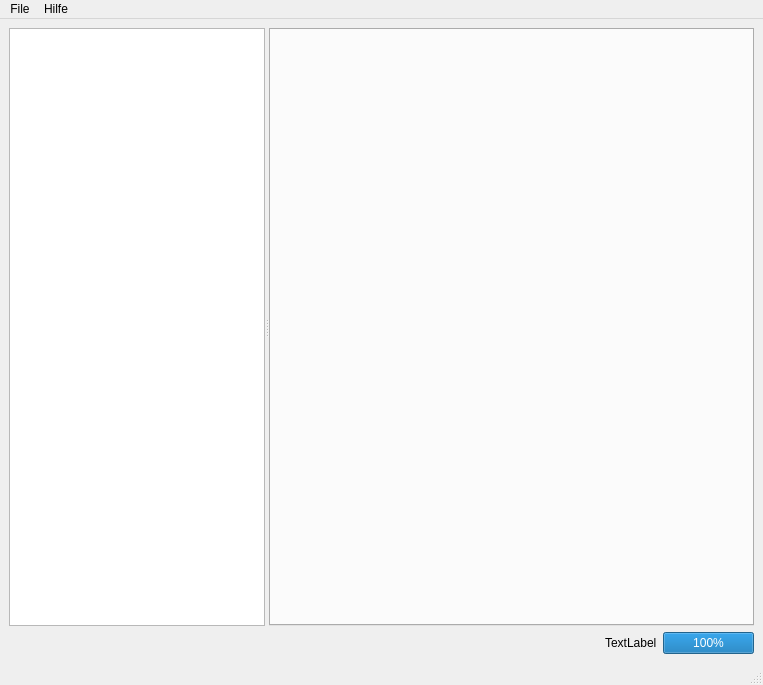
Qt form src/main/python-designer/main-window.ui (JJBlue/Reconstruction_Visualisation) before a commit.
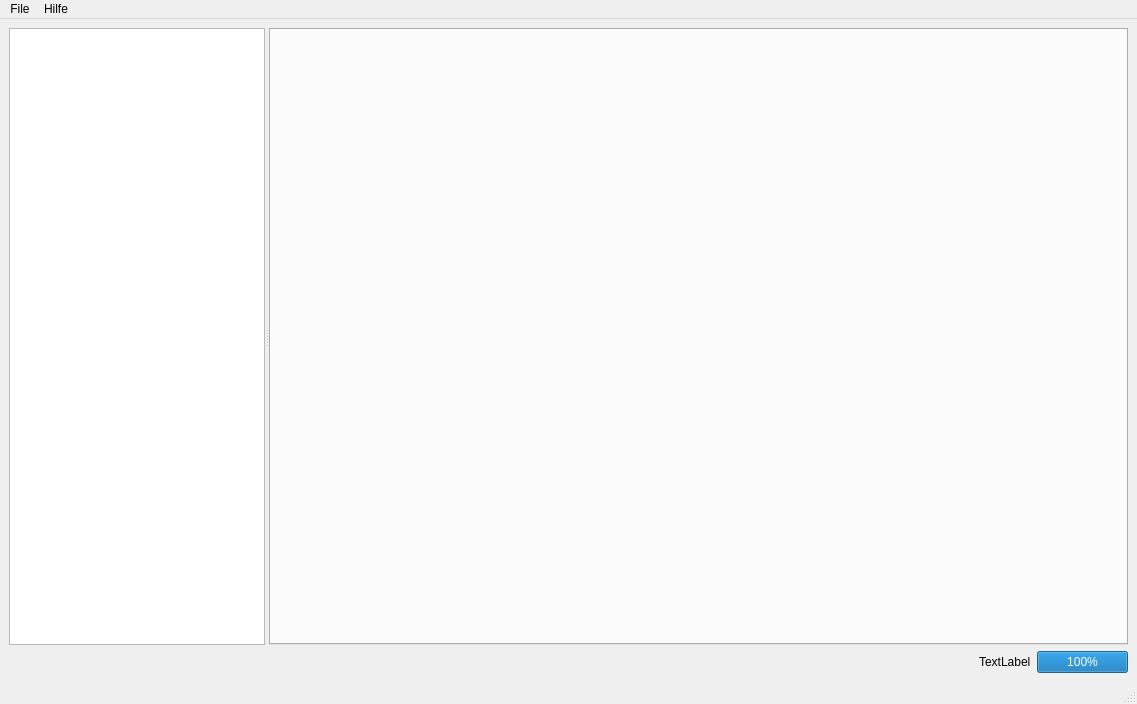
The same form after that commit.

```diff
--- a/src/main/python-designer/main-window.ui
+++ b/src/main/python-designer/main-window.ui
@@ -6,8 +6,8 @@
    <rect>
     <x>0</x>
     <y>0</y>
-    <width>763</width>
-    <height>685</height>
+    <width>1137</width>
+    <height>704</height>
    </rect>
   </property>
   <property name="sizePolicy">
@@ -60,6 +60,9 @@
          <verstretch>0</verstretch>
         </sizepolicy>
        </property>
+       <property name="headerHidden">
+        <bool>true</bool>
+       </property>
       </widget>
       <widget class="QTabWidget" name="tabs">
        <property name="sizePolicy">
@@ -156,7 +159,7 @@
     <rect>
      <x>0</x>
      <y>0</y>
-     <width>763</width>
+     <width>1137</width>
      <height>22</height>
     </rect>
    </property>
```
Left out of the diff: 23 changed lines with no effect on the pictures.
